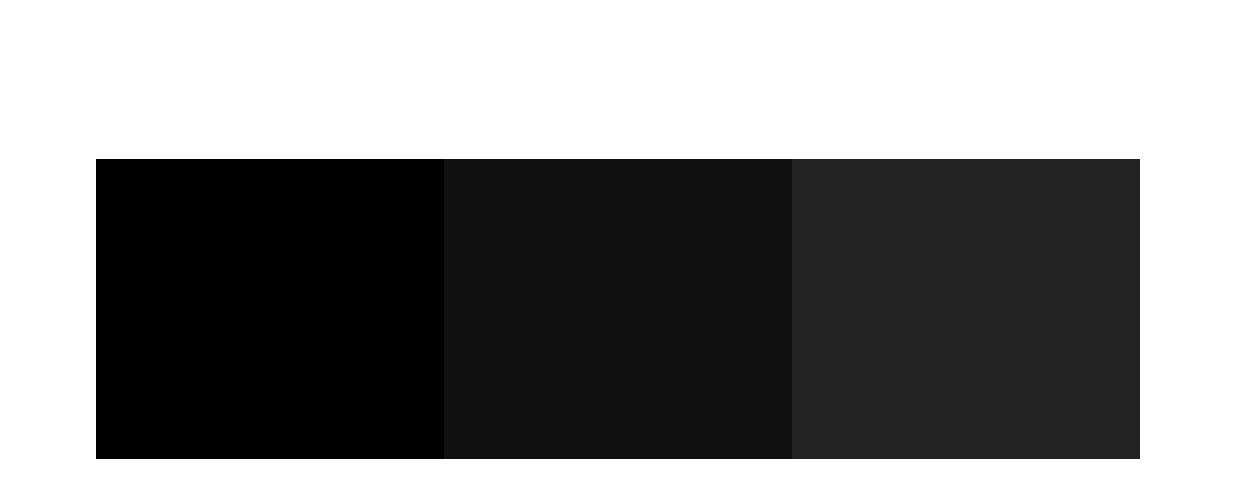
After one commit to timpelo/mobile_programming, an Android app: the GameActivity screen opened directly, with no data from a screen before it, on a phone screen of 824 x 412 dp (held sideways). The commit adds this screen. Shown: the top 498 px of the screen. Run offline under Robolectric (Android 15) with nearby library versions, the light colour scheme and no system bars.

Commit message:
Created game activity.

```diff
--- /dev/null
+++ b/Mobile/RPSApp/app/src/main/java/com/tiko/tamk/rpsapp/GameActivity.java
@@ -0,0 +1,13 @@
+package com.tiko.tamk.rpsapp;
+
+import android.app.Activity;
+import android.os.Bundle;
+
+public class GameActivity extends Activity {
+
+    @Override
+    protected void onCreate(Bundle savedInstanceState) {
+        super.onCreate(savedInstanceState);
+        setContentView(R.layout.activity_game);
+    }
+}
--- /dev/null
+++ b/Mobile/RPSApp/app/src/main/res/layout/activity_game.xml
@@ -0,0 +1,45 @@
+<?xml version="1.0" encoding="utf-8"?>
+<RelativeLayout xmlns:android="http://schemas.android.com/apk/res/android"
+    xmlns:tools="http://schemas.android.com/tools"
+    android:layout_width="match_parent"
+    android:layout_height="match_parent"
+    android:orientation="vertical"
+    android:paddingBottom="@dimen/activity_vertical_margin"
+    android:paddingLeft="@dimen/activity_horizontal_margin"
+    android:paddingRight="@dimen/activity_horizontal_margin"
+    android:paddingTop="@dimen/activity_vertical_margin"
+    android:background="#ffffff"
+    tools:context="com.tiko.tamk.rpsapp.MainActivity">
+    <LinearLayout
+        android:layout_width="match_parent"
+        android:layout_height="wrap_content"
+        android:layout_centerVertical="true">
+
+        <ImageButton
+            android:layout_width="0dp"
+            android:layout_weight="33"
+            android:layout_height="200dp"
+            android:background="#000000"
+            android:layout_centerHorizontal="true"
+            android:layout_centerVertical="true"
+            android:id="@+id/rock" />
+
+        <ImageButton
+            android:layout_width="0dp"
+            android:layout_weight="33"
+            android:layout_height="200dp"
+            android:background="#111111"
+            android:layout_centerHorizontal="true"
+            android:layout_centerVertical="true"
+            android:id="@+id/paper" />
+
+        <ImageButton
+            android:layout_width="0dp"
+            android:layout_weight="33"
+            android:layout_height="200dp"
+            android:background="#222222"
+            android:id="@+id/scissors" />
+
+    </LinearLayout>
+
+</RelativeLayout>
```
Also changed, not shown: Mobile/RPSApp/app/src/main/AndroidManifest.xml (+8 -2 lines), Mobile/RPSApp/app/src/main/java/com/tiko/tamk/rpsapp/MainActivity.java (+27 -1 lines), Mobile/RPSApp/app/src/main/res/anim/fadein.xml (added, +8 -0 lines), Mobile/RPSApp/app/src/main/res/anim/pulse.xml (added, +15 -0 lines), Mobile/RPSApp/app/src/main/res/layout/activity_main.xml (+30 -2 lines).
